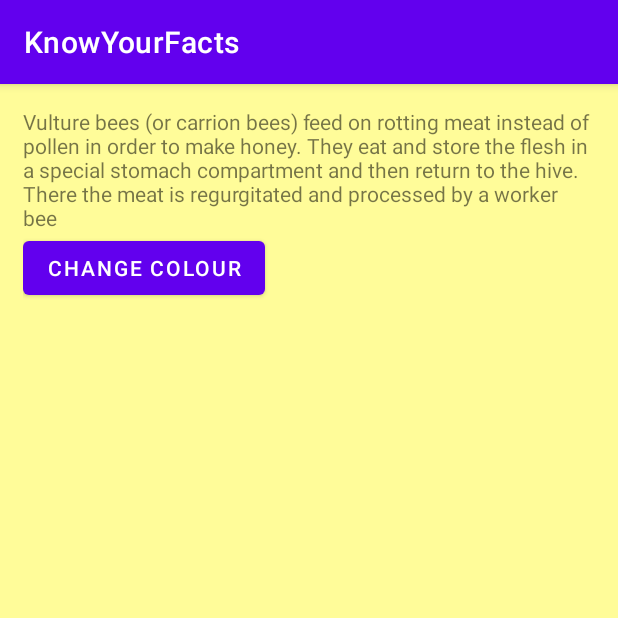
After one commit to michelltansq/KnowYourFacts, an Android app: the fragment Frag3 shown on its own in the app's theme, on a phone screen of 412 x 824 dp, the top half of it. The commit adds this screen. Run offline under Robolectric (Android 15) with nearby library versions, the phone set to English and light mode, and no system bars.

Commit message:
Added Frag1, Frag2, Frag3, Frag4, Frag 5 & options.xml

```diff
--- a/app/build.gradle
+++ b/app/build.gradle
@@ -32,6 +32,7 @@ dependencies {
     implementation 'androidx.appcompat:appcompat:1.3.0'
     implementation 'com.google.android.material:material:1.3.0'
     implementation 'androidx.constraintlayout:constraintlayout:2.0.4'
+    implementation 'androidx.legacy:legacy-support-v4:1.0.0'
     testImplementation 'junit:junit:4.+'
     androidTestImplementation 'androidx.test.ext:junit:1.1.2'
     androidTestImplementation 'androidx.test.espresso:espresso-core:3.3.0'
--- /dev/null
+++ b/app/src/main/java/com/myapplicationdev/android/knowyourfacts/Frag3.java
@@ -0,0 +1,64 @@
+package com.myapplicationdev.android.knowyourfacts;
+
+import android.os.Bundle;
+
+import androidx.fragment.app.Fragment;
+
+import android.view.LayoutInflater;
+import android.view.View;
+import android.view.ViewGroup;
+
+/**
+ * A simple {@link Fragment} subclass.
+ * Use the {@link Frag3#newInstance} factory method to
+ * create an instance of this fragment.
+ */
+public class Frag3 extends Fragment {
+
+    // TODO: Rename parameter arguments, choose names that match
+    // the fragment initialization parameters, e.g. ARG_ITEM_NUMBER
+    private static final String ARG_PARAM1 = "param1";
+    private static final String ARG_PARAM2 = "param2";
+
+    // TODO: Rename and change types of parameters
+    private String mParam1;
+    private String mParam2;
+
+    public Frag3() {
+        // Required empty public constructor
+    }
+
+    /**
+     * Use this factory method to create a new instance of
+     * this fragment using the provided parameters.
+     *
+     * @param param1 Parameter 1.
+     * @param param2 Parameter 2.
+     * @return A new instance of fragment Frag3.
+     */
+    // TODO: Rename and change types and number of parameters
+    public static Frag3 newInstance(String param1, String param2) {
+        Frag3 fragment = new Frag3();
+        Bundle args = new Bundle();
+        args.putString(ARG_PARAM1, param1);
+        args.putString(ARG_PARAM2, param2);
+        fragment.setArguments(args);
+        return fragment;
+    }
+
+    @Override
+    public void onCreate(Bundle savedInstanceState) {
+        super.onCreate(savedInstanceState);
+        if (getArguments() != null) {
+            mParam1 = getArguments().getString(ARG_PARAM1);
+            mParam2 = getArguments().getString(ARG_PARAM2);
+        }
+    }
+
+    @Override
+    public View onCreateView(LayoutInflater inflater, ViewGroup container,
+                             Bundle savedInstanceState) {
+        // Inflate the layout for this fragment
+        return inflater.inflate(R.layout.fragment_3, container, false);
+    }
+}
--- a/app/src/main/res/layout/activity_main.xml
+++ b/app/src/main/res/layout/activity_main.xml
@@ -5,6 +5,7 @@
     android:layout_width="match_parent"
     android:layout_height="match_parent"
     android:orientation="vertical"
+    android:padding="15dp"
     tools:context=".MainActivity" >
 
     <androidx.viewpager.widget.ViewPager
--- /dev/null
+++ b/app/src/main/res/layout/fragment_3.xml
@@ -0,0 +1,22 @@
+<?xml version="1.0" encoding="utf-8"?>
+<LinearLayout xmlns:android="http://schemas.android.com/apk/res/android"
+    xmlns:tools="http://schemas.android.com/tools"
+    android:layout_width="match_parent"
+    android:layout_height="match_parent"
+    tools:context=".Frag3"
+    android:orientation="vertical"
+    android:padding="15dp"
+    android:background="#fffc99">
+
+    <TextView
+        android:id="@+id/tvF3"
+        android:layout_width="match_parent"
+        android:layout_height="wrap_content"
+        android:text="Vulture bees (or carrion bees) feed on rotting meat instead of pollen in order to make honey. They eat and store the flesh in a special stomach compartment and then return to the hive. There the meat is regurgitated and processed by a worker bee"/>
+    <Button
+        android:id="@+id/btnF3"
+        android:layout_width="wrap_content"
+        android:layout_height="wrap_content"
+        android:text="Change Colour"/>
+
+</LinearLayout>
--- a/app/src/main/res/values/strings.xml
+++ b/app/src/main/res/values/strings.xml
@@ -1,4 +1,6 @@
 <resources>
     <string name="app_name">KnowYourFacts</string>
     <string name="ReadLater">Read Later</string>
+    <!-- TODO: Remove or change this placeholder text -->
+    <string name="hello_blank_fragment">Hello blank fragment</string>
 </resources>
```
Also changed, not shown: app/src/main/java/com/myapplicationdev/android/knowyourfacts/Frag1.java (added, +64 -0 lines), app/src/main/java/com/myapplicationdev/android/knowyourfacts/Frag2.java (added, +64 -0 lines), app/src/main/java/com/myapplicationdev/android/knowyourfacts/Frag4.java (added, +64 -0 lines), app/src/main/java/com/myapplicationdev/android/knowyourfacts/Frag5.java (added, +64 -0 lines), app/src/main/res/layout/fragment_1.xml (added, +22 -0 lines), app/src/main/res/layout/fragment_2.xml (added, +22 -0 lines), app/src/main/res/layout/fragment_4.xml (added, +22 -0 lines), app/src/main/res/layout/fragment_5.xml (added, +22 -0 lines), app/src/main/res/menu/options.xml (added, +10 -0 lines).
